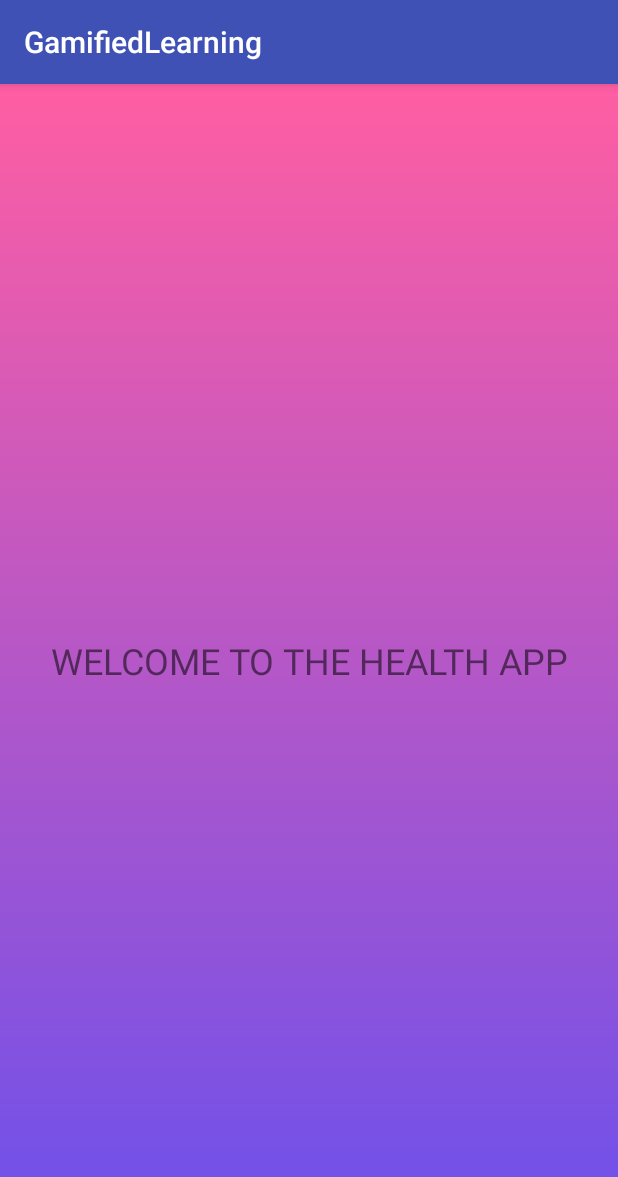
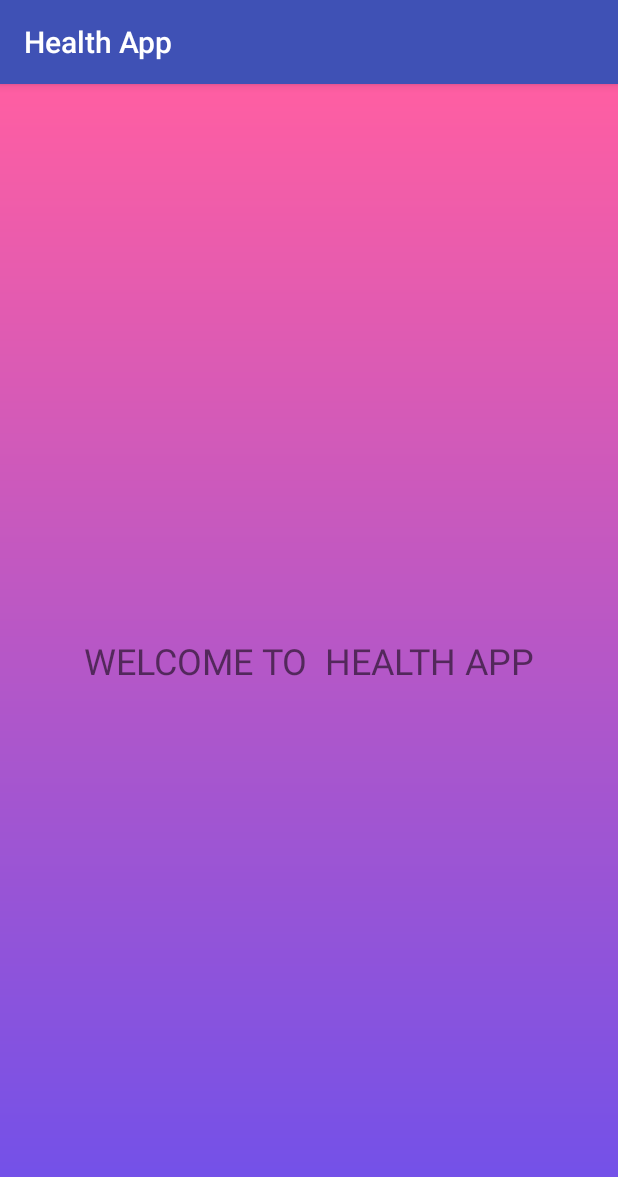
Before and after one commit to tristanbagnulo/learning_app, an Android app: the screen it shows after launch (MainActivity), on a phone screen of 412 x 824 dp. Shown: the top 1177 px of the screen. Run offline under Robolectric (Android 15) with nearby library versions, the phone set to English and light mode, and no system bars.

Commit message:
updated name to health app

```diff
--- a/app/src/main/AndroidManifest.xml
+++ b/app/src/main/AndroidManifest.xml
@@ -5,7 +5,7 @@
     <application
         android:allowBackup="true"
         android:icon="@mipmap/ic_launcher"
-        android:label="@string/app_name"
+        android:label="Health App"
         android:roundIcon="@mipmap/ic_launcher_round"
         android:supportsRtl="true"
         android:theme="@style/AppTheme">
--- a/app/src/main/res/layout/activity_main.xml
+++ b/app/src/main/res/layout/activity_main.xml
@@ -11,7 +11,7 @@
         android:id="@+id/textView2"
         android:layout_width="wrap_content"
         android:layout_height="wrap_content"
-        android:text="WELCOME TO THE HEALTH APP"
+        android:text="WELCOME TO  HEALTH APP"
         android:textSize="24sp"
         app:layout_constraintBottom_toBottomOf="parent"
         app:layout_constraintLeft_toLeftOf="parent"
```
